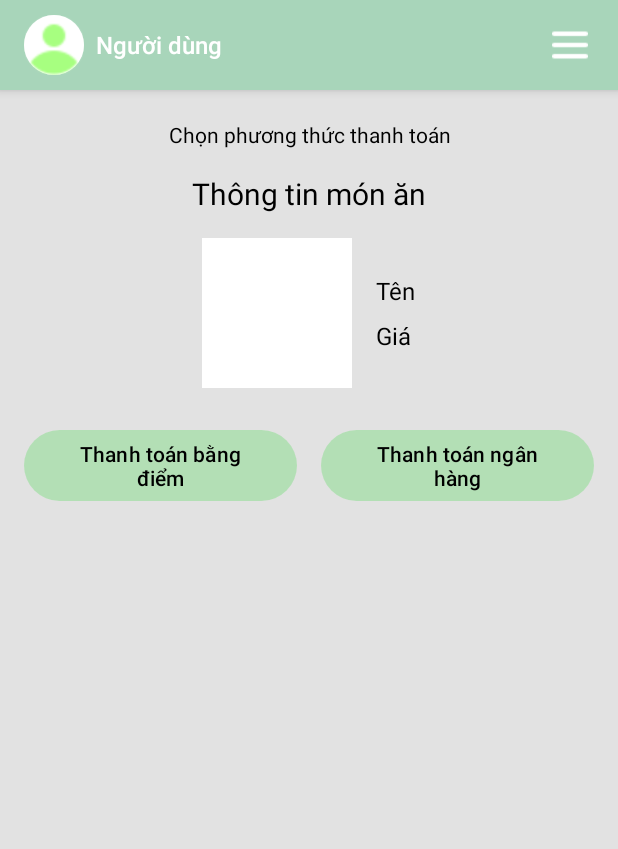
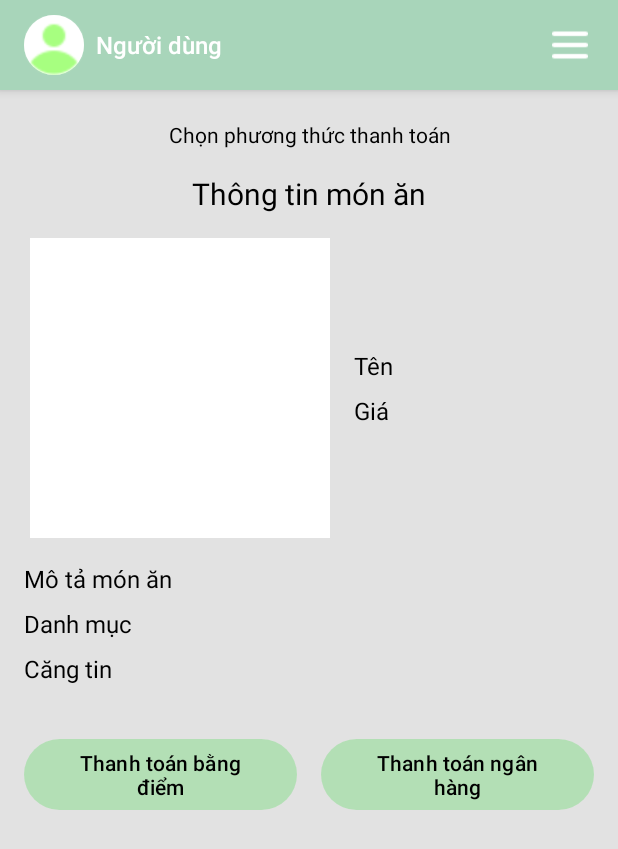
Before and after one commit to PhamLong4923/CanteenRunnerApp, an Android app: the layout act9_payment_method.xml on its own in the app's theme, with its tools: preview values and no code run, on a phone screen of 412 x 824 dp. Shown: the top 849 px of the screen. Run offline under Robolectric (Android 15) with nearby library versions, the phone set to English and light mode, and no system bars.

Commit message:
act8 select ticket, act9 select payment method, act 9,5 payment

```diff
--- a/app/app/build.gradle.kts
+++ b/app/app/build.gradle.kts
@@ -54,5 +54,6 @@ dependencies {
     implementation("com.auth0:java-jwt:3.18.2")
     // zxing
     implementation ("com.journeyapps:zxing-android-embedded:4.3.0")
-
+    implementation ("com.squareup.retrofit2:retrofit:2.9.0")
+    implementation ("com.squareup.retrofit2:converter-gson:2.9.0")
 }
--- a/app/app/src/main/AndroidManifest.xml
+++ b/app/app/src/main/AndroidManifest.xml
@@ -70,6 +70,9 @@
         <activity
             android:name=".Activity.Payment.ActivityPayment"
             android:exported="true" />
+        <activity
+            android:name=".Activity.Payment.ActivityPaymentMethod"
+            android:exported="true" />
     </application>
 
 </manifest>
--- a/app/app/src/main/java/com/fpt/canteenrunner/Adapter/TicketPriceAdapter.java
+++ b/app/app/src/main/java/com/fpt/canteenrunner/Adapter/TicketPriceAdapter.java
@@ -34,7 +34,7 @@ public class TicketPriceAdapter extends RecyclerView.Adapter<TicketPriceAdapter.
     @Override
     public void onBindViewHolder(@NonNull ViewHolder holder, int position) {
         FoodPricesEntity price = prices.get(position);
-        holder.btnPrice.setText(String.valueOf(price.getPrice()));
+        holder.btnPrice.setText(String.format("%d", (int) price.getPrice()));
         holder.btnPrice.setOnClickListener(v -> listener.onPriceSelected(price));
     }
 
--- a/app/app/src/main/java/com/fpt/canteenrunner/Database/DAO/CanteenDAO.java
+++ b/app/app/src/main/java/com/fpt/canteenrunner/Database/DAO/CanteenDAO.java
@@ -17,4 +17,7 @@ public interface CanteenDAO {
 
     @Query("SELECT * FROM Canteen ")
     List<CanteenEntity> getAllCanteens();
+
+    @Query("SELECT CanteenName FROM Canteen WHERE CanteenID = :canteenID")
+    String getCanteenNameById(String canteenID);
 }
--- a/app/app/src/main/java/com/fpt/canteenrunner/Database/DAO/CategoriesDAO.java
+++ b/app/app/src/main/java/com/fpt/canteenrunner/Database/DAO/CategoriesDAO.java
@@ -18,4 +18,7 @@ public interface CategoriesDAO {
 
     @Query("SELECT * FROM Categories")
     List<CategoriesEntity> getAllCategories();
+
+    @Query("SELECT Name FROM Categories WHERE CategoryID = :categoryId")
+    String getCategoryNameById(String categoryId);
 }
--- a/app/app/src/main/java/com/fpt/canteenrunner/Database/DAO/FoodsDAO.java
+++ b/app/app/src/main/java/com/fpt/canteenrunner/Database/DAO/FoodsDAO.java
@@ -17,4 +17,7 @@ public interface FoodsDAO {
 
     @Query("SELECT * FROM Foods ORDER BY FoodID DESC LIMIT 1")
     FoodsEntity getLastInsertedFoodID();
+
+    @Query("select * from Foods where FoodID = :foodId")
+    FoodsEntity getFoodById(String foodId);
 }
--- a/app/app/src/main/res/layout/act9_payment_method.xml
+++ b/app/app/src/main/res/layout/act9_payment_method.xml
@@ -33,17 +33,20 @@
         android:textColor="@color/black"
         android:paddingBottom="16dp" />
 
+
     <LinearLayout
         android:layout_width="match_parent"
         android:layout_height="wrap_content"
         android:orientation="horizontal"
-        android:gravity="center">
+        android:gravity="center_vertical"
+        android:layout_marginLeft="20dp"
+        android:layout_marginBottom="16dp">
 
         <!-- Image -->
         <ImageView
             android:id="@+id/iv_food_image"
-            android:layout_width="100dp"
-            android:layout_height="100dp"
+            android:layout_width="200dp"
+            android:layout_height="200dp"
             android:background="#FFFFFF"
             android:layout_marginEnd="16dp" />
 
@@ -70,7 +73,37 @@
                 android:textSize="16sp"
                 android:textColor="@color/black" />
         </LinearLayout>
+
     </LinearLayout>
+    <TextView
+        android:id="@+id/tv_food_description"
+        android:layout_width="wrap_content"
+        android:layout_height="wrap_content"
+        android:text="Mô tả món ăn"
+        android:textSize="16sp"
+        android:textColor="@color/black"
+        android:layout_marginLeft="16dp"
+        android:paddingBottom="8dp" />
+
+    <TextView
+        android:id="@+id/tv_category_name"
+        android:layout_width="wrap_content"
+        android:layout_height="wrap_content"
+        android:text="Danh mục"
+        android:textSize="16sp"
+        android:textColor="@color/black"
+        android:layout_marginLeft="16dp"
+        android:paddingBottom="8dp" />
+
+    <TextView
+        android:id="@+id/tv_canteen_name"
+        android:layout_width="wrap_content"
+        android:layout_height="wrap_content"
+        android:text="Căng tin"
+        android:textSize="16sp"
+        android:textColor="@color/black"
+        android:layout_marginLeft="16dp"
+        android:paddingBottom="8dp" />
 
     <!-- Payment Options -->
     <LinearLayout
--- a/app/app/src/main/res/layout/activity_login.xml
+++ b/app/app/src/main/res/layout/activity_login.xml
@@ -6,6 +6,7 @@
     android:id="@+id/main"
     android:layout_width="match_parent"
     android:layout_height="match_parent"
+    android:background="@color/white"
     tools:context=".AuthenActivity.LoginActivity">
 
     <!-- Main layout for the login screen -->
--- a/app/app/src/main/res/layout/activity_otp.xml
+++ b/app/app/src/main/res/layout/activity_otp.xml
@@ -5,6 +5,7 @@
     android:id="@+id/main"
     android:layout_width="match_parent"
     android:layout_height="match_parent"
+    android:background="@color/white"
     tools:context=".AuthenActivity.OTPActivity">
 
     <TextView
--- a/app/app/src/main/res/layout/activity_register.xml
+++ b/app/app/src/main/res/layout/activity_register.xml
@@ -6,6 +6,7 @@
     android:id="@+id/main"
     android:layout_width="match_parent"
     android:layout_height="match_parent"
+    android:background="@color/white"
     tools:context=".AuthenActivity.RegisterActivity">
 
     <!-- Main layout for the login screen -->
--- a/app/app/src/main/res/layout/item_canteen_selected.xml
+++ b/app/app/src/main/res/layout/item_canteen_selected.xml
@@ -21,7 +21,6 @@
         android:columnCount="2"
         android:rowCount="3"
         android:orientation="horizontal"
-
         android:layout_gravity="center"
         >
 
--- a/app/app/src/main/res/values-night/themes.xml
+++ b/app/app/src/main/res/values-night/themes.xml
@@ -3,5 +3,6 @@
     <style name="Base.Theme.CanteenRunner" parent="Theme.Material3.DayNight.NoActionBar">
         <!-- Customize your dark theme here. -->
         <!-- <item name="colorPrimary">@color/my_dark_primary</item> -->
+        <item name="colorPrimary">@color/lightGreen</item>
     </style>
 </resources>
```
Also changed, not shown: app/app/src/main/java/com/fpt/canteenrunner/Activity/Payment/ActivityPayment.java (+88 -0 lines), app/app/src/main/java/com/fpt/canteenrunner/Activity/Payment/ActivityPaymentMethod.java (added, +66 -0 lines), app/app/src/main/java/com/fpt/canteenrunner/Activity/Payment/ActivitySelectTicket.java (+37 -12 lines), app/app/src/main/java/com/fpt/canteenrunner/Network/PaymentRetrofitInstance.java (added, +18 -0 lines), app/app/src/main/java/com/fpt/canteenrunner/Network/api/PaymentApi.java (added, +12 -0 lines), app/app/src/main/java/com/fpt/canteenrunner/Network/model/PaymentStatusResponse.java (added, +23 -0 lines), app/app/src/main/res/layout/act9half_payment.xml (added, +37 -0 lines).
